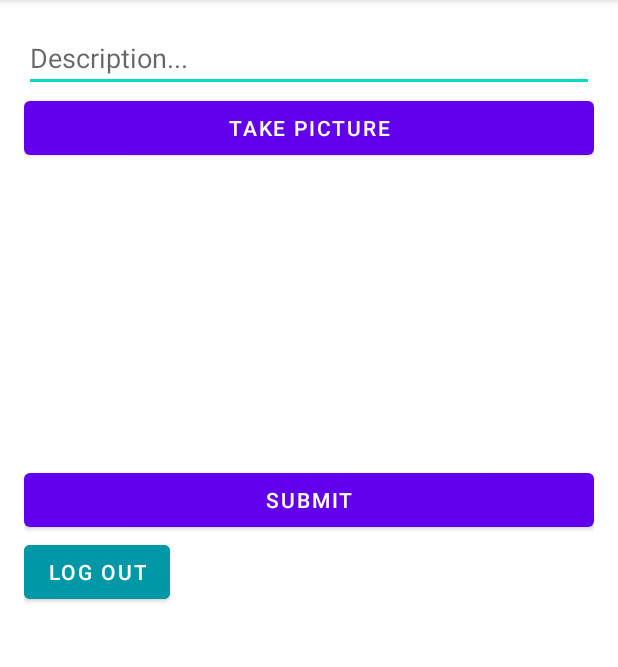
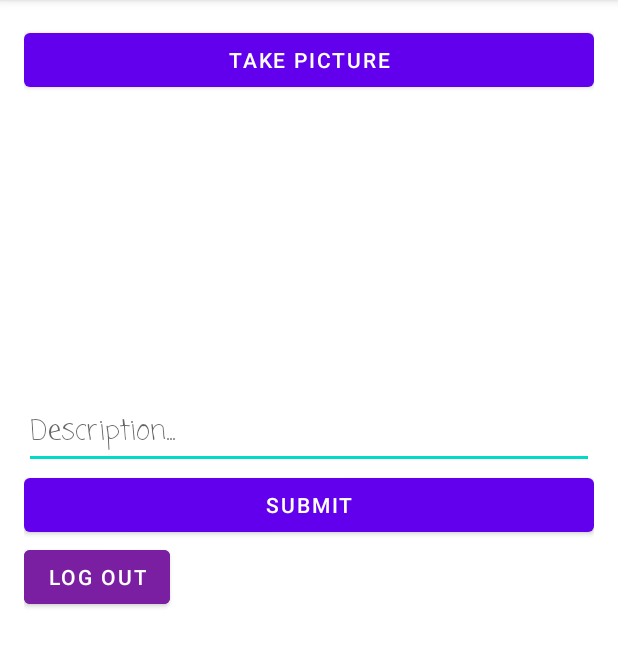
Before and after one commit to eupatheia/Parstagram, an Android app: the MainActivity screen opened directly, with no data from a screen before it, on a phone screen of 412 x 824 dp, the part 84-751 px from its top. Run offline under Robolectric (Android 15) with nearby library versions, the phone set to English and light mode, and no system bars; libraries missing offline, so code that uses them is left out: com.parse.

Commit message:
Edit UI, add gif

```diff
--- a/app/src/main/res/layout/activity_main.xml
+++ b/app/src/main/res/layout/activity_main.xml
@@ -7,14 +7,13 @@
     android:layout_height="match_parent"
     android:layout_margin="16dp"
     android:orientation="vertical"
-    tools:context=".MainActivity">
+    tools:context=".MainActivity"><![CDATA[
 
-    <EditText
-        android:id="@+id/etDescription"
-        android:layout_width="match_parent"
-        android:layout_height="wrap_content"
-        android:ems="10"
-        android:hint="Description..." />
+    />
+
+
+
+    ]]>
 
     <Button
         android:id="@+id/btnImageCapture"
@@ -28,6 +27,14 @@
         android:layout_height="200dp"
         tools:srcCompat="@tools:sample/avatars" />
 
+    <EditText
+        android:id="@+id/etDescription"
+        android:layout_width="match_parent"
+        android:layout_height="wrap_content"
+        android:ems="10"
+        android:fontFamily="casual"
+        android:hint="Description..." />
+
     <Button
         android:id="@+id/btnSubmit"
         android:layout_width="match_parent"
@@ -38,7 +45,7 @@
         android:id="@+id/btnLogout"
         android:layout_width="wrap_content"
         android:layout_height="wrap_content"
-        android:backgroundTint="#0097A7"
+        android:backgroundTint="#7B1FA2"
         android:text="Log Out" />
 
 </LinearLayout>
```
Also changed, not shown: app/src/main/res/layout/activity_login.xml (+15 -0 lines), app/src/main/res/font/allura.ttf (added), 2 other files.
